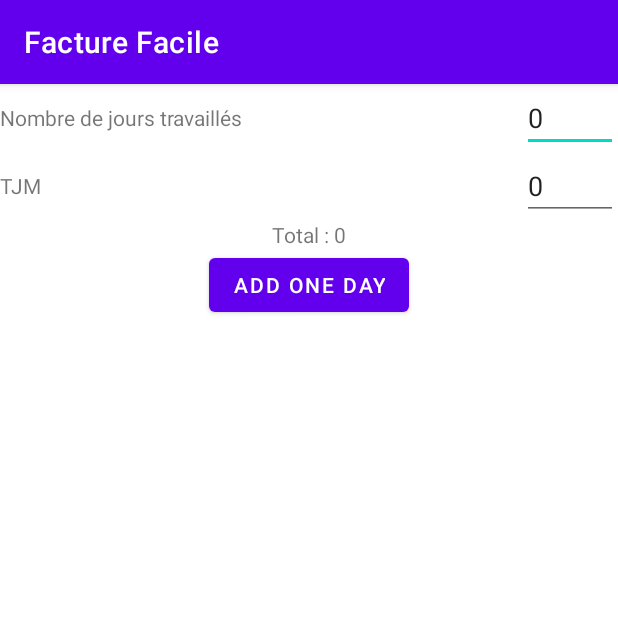
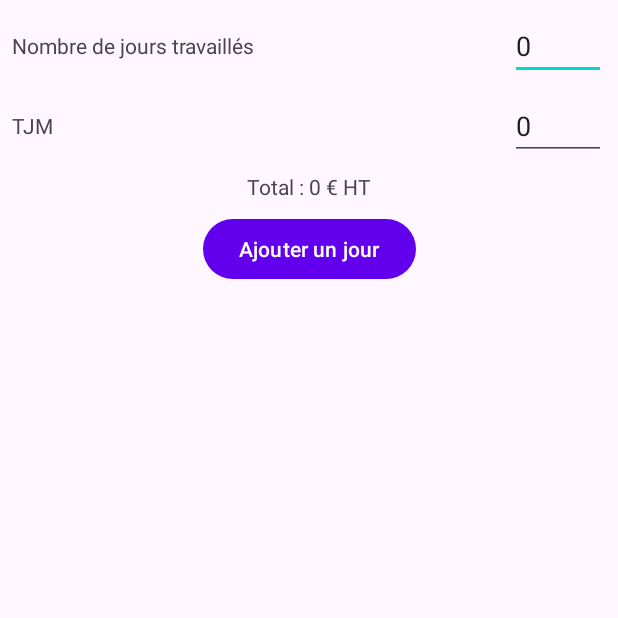
Before and after one commit to francoisbiar/facturefacile, an Android app: the screen it shows after launch (MainActivity), on a phone screen of 412 x 824 dp, the top half of it. Run offline under Robolectric (Android 15) with nearby library versions, the phone set to English and light mode, and no system bars; our stand-ins replace Firebase (no records; nobody signed in at launch, a user with empty details on screens opened directly), data binding.

Commit message:
with Material 3

```diff
--- a/app/build.gradle.kts
+++ b/app/build.gradle.kts
@@ -50,6 +50,9 @@ dependencies {
     // Coroutines
     implementation("org.jetbrains.kotlinx:kotlinx-coroutines-core:1.7.1")
 
+    // Material 3
+    implementation("com.google.android.material:material:1.11.0")
+
     implementation("androidx.core:core-ktx:1.12.0")
     implementation("androidx.appcompat:appcompat:1.6.1")
     implementation("com.google.android.material:material:1.11.0")
--- a/app/src/main/res/layout/fragment_main.xml
+++ b/app/src/main/res/layout/fragment_main.xml
@@ -20,6 +20,7 @@
             android:id="@+id/linearLayoutNbOfDays"
             android:layout_width="match_parent"
             android:layout_height="wrap_content"
+            android:layout_margin="8dp"
             android:gravity="center"
             android:orientation="horizontal"
             app:layout_constraintEnd_toEndOf="parent"
@@ -41,14 +42,15 @@
                 android:ems="3"
                 android:importantForAutofill="no"
                 android:inputType="numberSigned"
-                android:text="@={viewModel.nbOfDaysLiveData}"
-                android:maxLength="4" />
+                android:maxLength="4"
+                android:text="@={viewModel.nbOfDaysLiveData}" />
         </LinearLayout>
 
         <LinearLayout
             android:id="@+id/linearLayoutTjm"
             android:layout_width="match_parent"
             android:layout_height="wrap_content"
+            android:layout_margin="8dp"
             android:gravity="center"
             app:layout_constraintEnd_toEndOf="parent"
             app:layout_constraintStart_toStartOf="parent"
@@ -66,28 +68,31 @@
                 android:id="@+id/tjmEditText"
                 android:layout_width="wrap_content"
                 android:layout_height="wrap_content"
-                android:text="@={viewModel.tjmLiveData}"
                 android:ems="3"
                 android:importantForAutofill="no"
                 android:inputType="numberSigned"
-                android:maxLength="3" />
+                android:maxLength="3"
+                android:text="@={viewModel.tjmLiveData}" />
         </LinearLayout>
 
         <TextView
             android:id="@+id/totalTextView"
             android:layout_width="wrap_content"
             android:layout_height="wrap_content"
+            android:layout_margin="8dp"
             android:text="@{@string/totalTitle(viewModel.totalLiveData)}"
             app:layout_constraintEnd_toEndOf="parent"
             app:layout_constraintStart_toStartOf="parent"
-            app:layout_constraintTop_toBottomOf="@id/linearLayoutTjm" />
+            app:layout_constraintTop_toBottomOf="@id/linearLayoutTjm"
+            tools:text="Total: 1334 € HT" />
 
         <Button
             android:id="@+id/addOneDayButton"
             android:layout_width="wrap_content"
             android:layout_height="wrap_content"
+            android:layout_margin="8dp"
+            android:onClick="@{() -> viewModel.addOneDayClicked()}"
             android:text="@string/addOneDayButtonText"
-            android:onClick="@{() -> viewModel.addOneDayClicked()}"
             app:layout_constraintEnd_toEndOf="parent"
             app:layout_constraintStart_toStartOf="parent"
             app:layout_constraintTop_toBottomOf="@id/totalTextView" />
--- a/app/src/main/res/values-night/themes.xml
+++ b/app/src/main/res/values-night/themes.xml
@@ -1,6 +1,6 @@
-<resources xmlns:tools="http://schemas.android.com/tools">
+<resources>
     <!-- Base application theme. -->
-    <style name="Theme.FactureFacile" parent="Theme.MaterialComponents.DayNight.DarkActionBar">
+    <style name="Theme.FactureFacile" parent="Theme.Material3.Dark.NoActionBar">
         <!-- Primary brand color. -->
         <item name="colorPrimary">@color/purple_200</item>
         <item name="colorPrimaryVariant">@color/purple_700</item>
--- a/app/src/main/res/values/strings.xml
+++ b/app/src/main/res/values/strings.xml
@@ -2,6 +2,6 @@
     <string name="app_name">Facture Facile</string>
     <string name="nbOfDaysWorkedTitle">Nombre de jours travaillés</string>
     <string name="tjmTitle">TJM</string>
-    <string name="totalTitle">Total : %d</string>
-    <string name="addOneDayButtonText">Add one day</string>
+    <string name="totalTitle">Total : %d € HT</string>
+    <string name="addOneDayButtonText">Ajouter un jour</string>
 </resources>
--- a/app/src/main/res/values/themes.xml
+++ b/app/src/main/res/values/themes.xml
@@ -1,6 +1,6 @@
-<resources xmlns:tools="http://schemas.android.com/tools">
+<resources>
     <!-- Base application theme. -->
-    <style name="Theme.FactureFacile" parent="Theme.MaterialComponents.DayNight.DarkActionBar">
+    <style name="Theme.FactureFacile" parent="Theme.Material3.Light.NoActionBar">
         <!-- Primary brand color. -->
         <item name="colorPrimary">@color/purple_500</item>
         <item name="colorPrimaryVariant">@color/purple_700</item>
```
